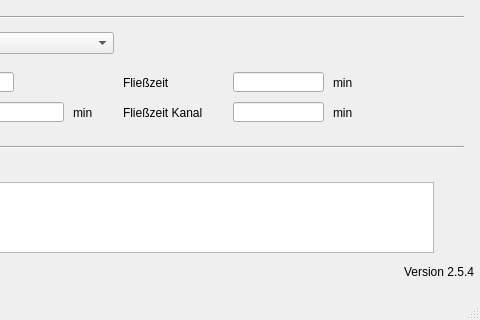
hoettges/QKan, file qkan/forms/qkan_flaechen.ui: the form before one commit; both pictures show x 167 to 647 and y 188 to 508 of the 647 by 508 pixel window.
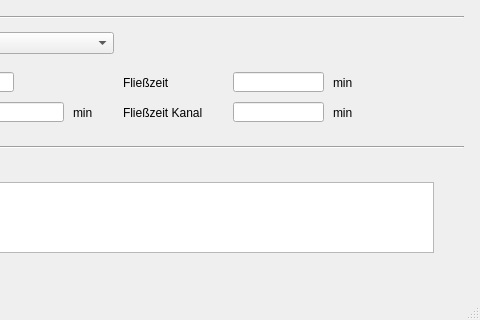
The form after the commit. Custom widgets are drawn as their Qt base class.

Patch:
```diff
--- a/qkan/forms/qkan_flaechen.ui
+++ b/qkan/forms/qkan_flaechen.ui
@@ -397,25 +397,6 @@
      <string>auf mehrere TEZG-Flächen aufteilen (Verschneidung)</string>
     </property>
    </widget>
-   <widget class="QLabel" name="lb_version">
-    <property name="geometry">
-     <rect>
-      <x>570</x>
-      <y>450</y>
-      <width>71</width>
-      <height>20</height>
-     </rect>
-    </property>
-    <property name="toolTip">
-     <string>Version QKan Import</string>
-    </property>
-    <property name="text">
-     <string>Version 2.5.4</string>
-    </property>
-    <property name="alignment">
-     <set>Qt::AlignRight|Qt::AlignTrailing|Qt::AlignVCenter</set>
-    </property>
-   </widget>
    <widget class="QgsDateTimeEdit" name="createdat">
     <property name="geometry">
      <rect>
```
